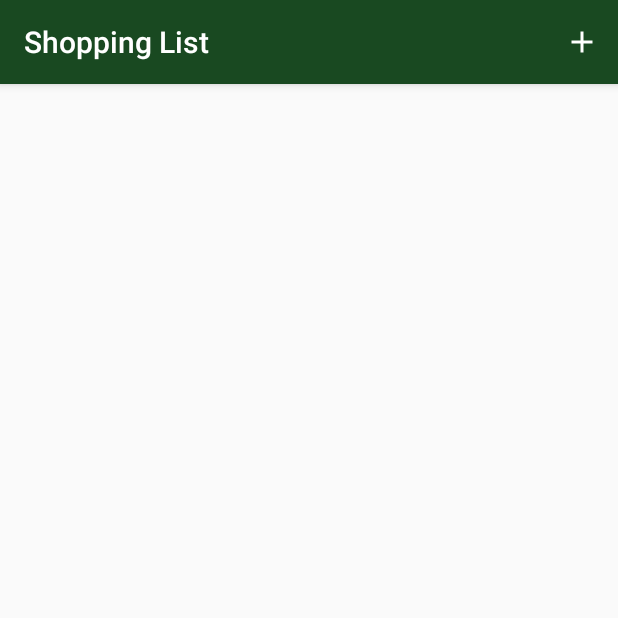
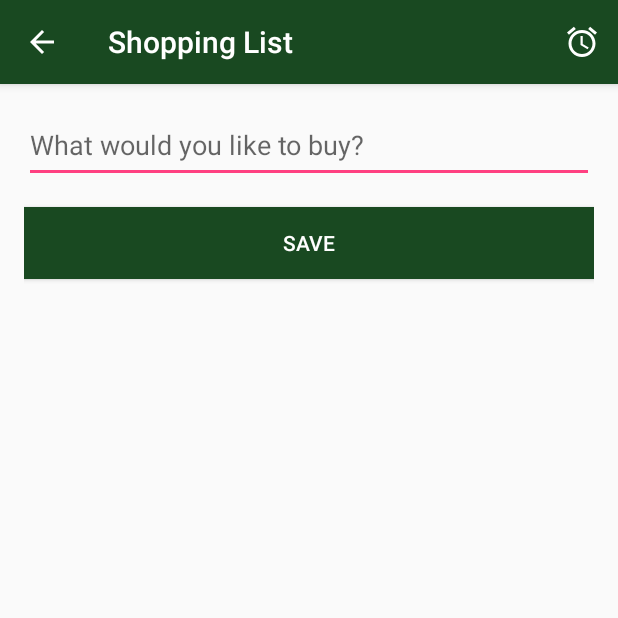
Before and after one commit to alli5723/shoppinglist, an Android app: the screen it shows after launch (MainActivity before the commit, AddItemActivity after it), after a tap on "Add Item", on a phone screen of 412 x 824 dp, the top half of it. Run offline under Robolectric (Android 15) with nearby library versions, the phone set to English and light mode, and no system bars; 1 statement that could not run was skipped.

Commit message:
Adding new shopping item

```diff
--- a/app/build.gradle
+++ b/app/build.gradle
@@ -21,6 +21,7 @@ android {
 dependencies {
     implementation fileTree(dir: 'libs', include: ['*.jar'])
     implementation 'com.android.support:appcompat-v7:26.1.0'
+    compile 'com.android.support:design:26.1.0'
     implementation 'com.android.support.constraint:constraint-layout:1.0.2'
     compile 'com.android.support:recyclerview-v7:26.1.0'
     testImplementation 'junit:junit:4.12'
--- /dev/null
+++ b/app/src/main/java/com/alli/shoppinglist/AddItemActivity.java
@@ -0,0 +1,92 @@
+package com.alli.shoppinglist;
+
+import android.content.ContentValues;
+import android.content.Intent;
+import android.net.Uri;
+import android.support.design.widget.Snackbar;
+import android.support.v7.app.AppCompatActivity;
+import android.os.Bundle;
+import android.view.Menu;
+import android.view.MenuItem;
+import android.view.View;
+import android.widget.Button;
+import android.widget.EditText;
+import android.widget.TextView;
+
+import com.alli.shoppinglist.data.DatabaseContract;
+import com.alli.shoppinglist.data.DatabaseContract.TableColumns;
+import com.alli.shoppinglist.utils.Utils;
+
+import java.util.Calendar;
+
+public class AddItemActivity extends AppCompatActivity {
+
+    Button addItem;
+    EditText item;
+
+    @Override
+    protected void onCreate(Bundle savedInstanceState) {
+        super.onCreate(savedInstanceState);
+        setContentView(R.layout.activity_add_item);
+
+        item = (EditText) findViewById(R.id.item_name);
+        addItem = (Button)findViewById(R.id.add_item);
+        addItem.setOnClickListener(new View.OnClickListener() {
+            @Override
+            public void onClick(View view) {
+                saveItem();
+            }
+        });
+    }
+
+    @Override
+    public boolean onCreateOptionsMenu(Menu menu) {
+        getMenuInflater().inflate(R.menu.add_menu, menu);
+
+        return true;
+    }
+
+    @Override
+    public boolean onOptionsItemSelected(MenuItem item) {
+        int id = item.getItemId();
+        switch (id){
+            case R.id.action_remind :
+                createPhoneReminder();
+                return true;
+            default:
+                return super.onOptionsItemSelected(item);
+        }
+
+    }
+
+    private void saveItem() {
+        //Insert a new item
+        ContentValues values = new ContentValues(4);
+        values.put(TableColumns.ITEM, item.getText().toString());
+        values.put(TableColumns.IS_FULFILLED, 0);
+        values.put(TableColumns.DATE_ADDED, Utils.getCurrentDate());
+
+        Uri uri = DatabaseContract.CONTENT_URI;
+        getContentResolver().insert(uri, values);
+        finish();
+    }
+
+    private void createPhoneReminder(){
+        if ((item.getText().toString()).equalsIgnoreCase("")) {
+            Snackbar mySnackbar = Snackbar.make(item,
+                    R.string.add_error, Snackbar.LENGTH_SHORT);
+            mySnackbar.show();
+            return;
+        }
+        Calendar cal = Calendar.getInstance();
+        Intent intent = new Intent(Intent.ACTION_EDIT);
+        intent.setType("vnd.android.cursor.item/event");
+        intent.putExtra("beginTime", cal.getTimeInMillis());
+        intent.putExtra("allDay", true);
+        intent.putExtra("rrule", "FREQ=ONCE");
+        intent.putExtra("endTime", cal.getTimeInMillis() + 60 * 60 * 1000);
+        intent.putExtra("title", item.getText().toString());
+        startActivity(intent);
+
+    }
+}
--- a/app/src/main/java/com/alli/shoppinglist/data/ShoppingItemListAdapter.java
+++ b/app/src/main/java/com/alli/shoppinglist/data/ShoppingItemListAdapter.java
@@ -14,7 +14,6 @@ import com.alli.shoppinglist.R;
 import com.alli.shoppinglist.models.ShoppingItem;
 import com.alli.shoppinglist.views.ShoppingItemTitleView;
 
-import java.util.Calendar;
 
 /**
  * Created by omo_lanke on 22/04/2018.
--- /dev/null
+++ b/app/src/main/res/layout/activity_add_item.xml
@@ -0,0 +1,31 @@
+<?xml version="1.0" encoding="utf-8"?>
+<android.support.constraint.ConstraintLayout xmlns:android="http://schemas.android.com/apk/res/android"
+    xmlns:app="http://schemas.android.com/apk/res-auto"
+    xmlns:tools="http://schemas.android.com/tools"
+    android:layout_width="match_parent"
+    android:layout_height="match_parent"
+    android:padding="@dimen/activity_horizontal_margin"
+    tools:context="com.alli.shoppinglist.AddItemActivity">
+
+    <EditText
+        android:id="@+id/item_name"
+        android:layout_width="0dp"
+        android:layout_height="50dp"
+        android:hint="@string/add_hint"
+        app:layout_constraintTop_toTopOf="parent"
+        app:layout_constraintLeft_toLeftOf="parent"
+        app:layout_constraintRight_toRightOf="parent"/>
+
+    <Button
+        android:id="@+id/add_item"
+        android:layout_width="0dp"
+        android:layout_height="wrap_content"
+        android:text="SAVE"
+        android:background="@color/colorPrimary"
+        android:textColor="@android:color/white"
+        android:layout_marginTop="@dimen/activity_horizontal_margin"
+        app:layout_constraintTop_toBottomOf="@id/item_name"
+        app:layout_constraintLeft_toLeftOf="parent"
+        app:layout_constraintRight_toRightOf="parent"/>
+
+</android.support.constraint.ConstraintLayout>
--- /dev/null
+++ b/app/src/main/res/menu/add_menu.xml
@@ -0,0 +1,11 @@
+<?xml version="1.0" encoding="utf-8"?>
+<menu xmlns:android="http://schemas.android.com/apk/res/android"
+    xmlns:app="http://schemas.android.com/apk/res-auto">
+
+    <item
+        android:id="@+id/action_remind"
+        android:title="Reminder"
+        android:icon="@drawable/ic_reminder"
+        app:showAsAction="ifRoom" />
+
+</menu>
--- a/app/src/main/res/menu/item_menu.xml
+++ b/app/src/main/res/menu/item_menu.xml
@@ -8,12 +8,6 @@
         app:showAsAction="ifRoom" />
 
     <item
-        android:id="@+id/action_remind"
-        android:title="Reminder"
-        android:icon="@drawable/ic_reminder"
-        app:showAsAction="ifRoom" />
-
-    <item
         android:id="@+id/action_done"
         android:title="Done"
         android:icon="@drawable/ic_done"
--- a/app/src/main/res/values/strings.xml
+++ b/app/src/main/res/values/strings.xml
@@ -2,5 +2,8 @@
     <string name="app_name">Shopping List</string>
     <string name="date_empty">today</string>
     <string name="demo_item">Paprika</string>
-    <string name="onboard">Your list shows here</string>
+    <string name="onboard">Use the + button above to add items</string>
+    <string name="add_hint">What would you like to buy?</string>
+
+    <string name="add_error">You have not entered an item?</string>
 </resources>
```
Also changed, not shown: app/src/main/AndroidManifest.xml (+8 -2 lines), app/src/main/java/com/alli/shoppinglist/MainActivity.java (+18 -6 lines), app/src/main/java/com/alli/shoppinglist/utils/Utils.java (added, +11 -0 lines).
